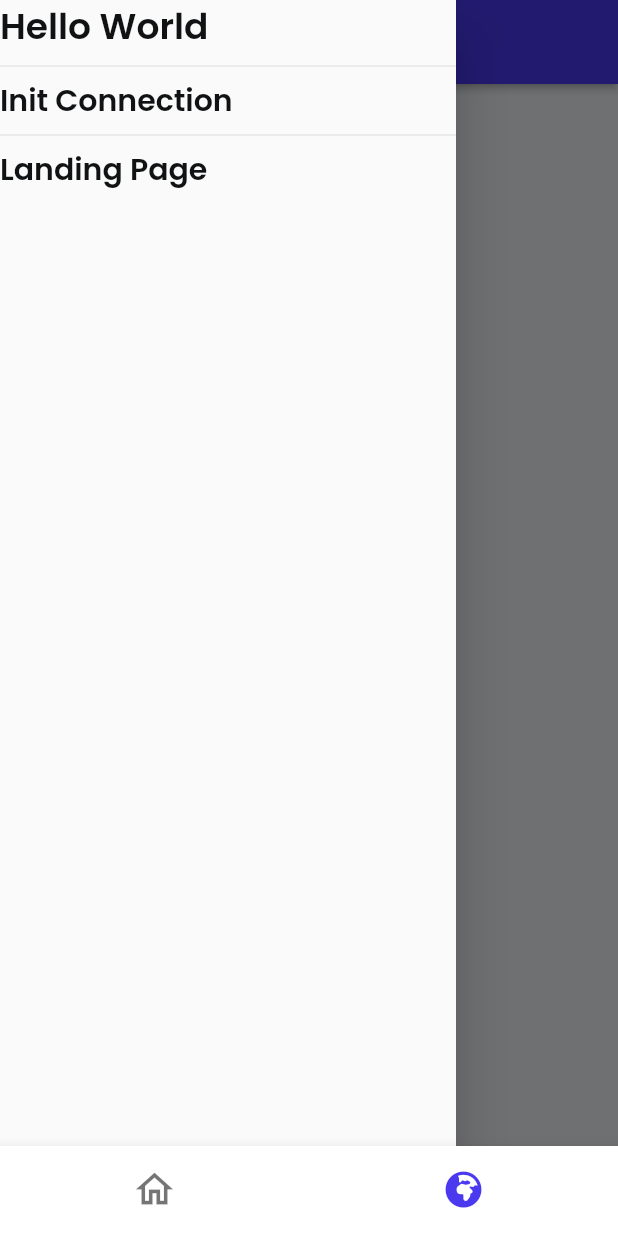
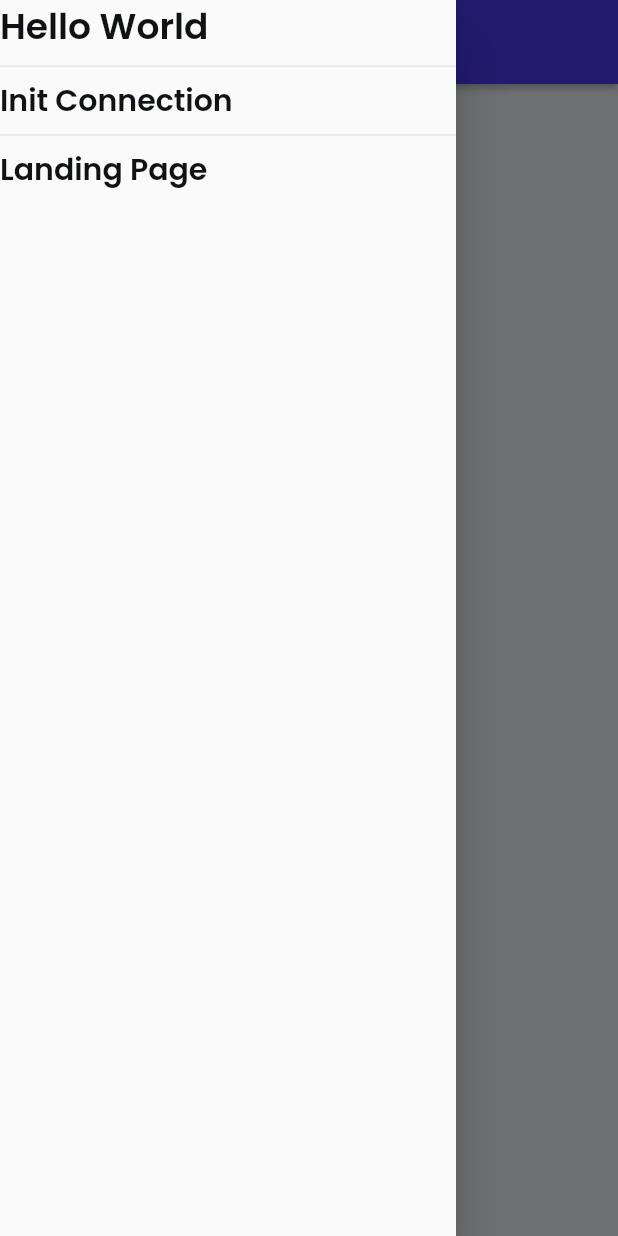
Before and after one commit to sahilkhosla/better-notion-m65hhz, a Flutter app: the screen it shows once a user with an empty profile is signed in, with the side drawer open, on a phone screen of 412 x 824 dp. Run offline on Flutter 3.47's test engine with Material 2 defaults, Android fonts, the phone set to English and light mode, and no system bars; our stand-ins replace auto_size_text, equatable, firebase_auth, firebase_core, firebase_dynamic_links, font_awesome_flutter and 10 more; accounts and stored records are empty.

Commit message:
Updating to latest FlutterFlow output.

```diff
--- a/lib/components/drawer_with_links_widget.dart
+++ b/lib/components/drawer_with_links_widget.dart
@@ -1,3 +1,4 @@
+import '../auth/auth_util.dart';
 import '../flutter_flow/flutter_flow_theme.dart';
 import '../flutter_flow/flutter_flow_util.dart';
 import 'package:flutter/material.dart';
@@ -64,7 +65,7 @@ class _DrawerWithLinksWidgetState extends State<DrawerWithLinksWidget> {
                     'LandingPage',
                     params: {
                       'code': serializeParam(
-                        'drawer',
+                        currentUserDisplayName,
                         ParamType.String,
                       ),
                     }.withoutNulls,
--- a/lib/flutter_flow/nav/nav.dart
+++ b/lib/flutter_flow/nav/nav.dart
@@ -72,23 +72,22 @@ GoRouter createRouter(AppStateNotifier appStateNotifier) => GoRouter(
       debugLogDiagnostics: true,
       refreshListenable: appStateNotifier,
       errorBuilder: (context, _) =>
-          appStateNotifier.loggedIn ? NavBarPage() : LoginWidget(),
+          appStateNotifier.loggedIn ? InitConnectionWidget() : LoginWidget(),
       routes: [
         FFRoute(
           name: '_initialize',
           path: '/',
-          builder: (context, _) =>
-              appStateNotifier.loggedIn ? NavBarPage() : LoginWidget(),
+          builder: (context, _) => appStateNotifier.loggedIn
+              ? InitConnectionWidget()
+              : LoginWidget(),
           routes: [
             FFRoute(
               name: 'LandingPage',
               path: 'landingPage/:code',
               requireAuth: true,
-              builder: (context, params) => params.isEmpty
-                  ? NavBarPage(initialPage: 'LandingPage')
-                  : LandingPageWidget(
-                      code: params.getParam('code', ParamType.String),
-                    ),
+              builder: (context, params) => LandingPageWidget(
+                code: params.getParam('code', ParamType.String),
+              ),
             ),
             FFRoute(
               name: 'Login',
@@ -99,9 +98,7 @@ GoRouter createRouter(AppStateNotifier appStateNotifier) => GoRouter(
               name: 'InitConnection',
               path: 'initConnection',
               requireAuth: true,
-              builder: (context, params) => params.isEmpty
-                  ? NavBarPage(initialPage: 'InitConnection')
-                  : InitConnectionWidget(),
+              builder: (context, params) => InitConnectionWidget(),
             )
           ].map((r) => r.toRoute(appStateNotifier)).toList(),
         ).toRoute(appStateNotifier),
--- a/lib/init_connection/init_connection_widget.dart
+++ b/lib/init_connection/init_connection_widget.dart
@@ -3,9 +3,7 @@ import '../flutter_flow/flutter_flow_icon_button.dart';
 import '../flutter_flow/flutter_flow_theme.dart';
 import '../flutter_flow/flutter_flow_util.dart';
 import 'package:flutter/material.dart';
-import 'package:font_awesome_flutter/font_awesome_flutter.dart';
 import 'package:google_fonts/google_fonts.dart';
-import 'package:share_plus/share_plus.dart';
 
 class InitConnectionWidget extends StatefulWidget {
   const InitConnectionWidget({Key? key}) : super(key: key);
@@ -15,7 +13,6 @@ class InitConnectionWidget extends StatefulWidget {
 }
 
 class _InitConnectionWidgetState extends State<InitConnectionWidget> {
-  String _currentPageLink = '';
   final scaffoldKey = GlobalKey<ScaffoldState>();
 
   @override
@@ -45,7 +42,7 @@ class _InitConnectionWidgetState extends State<InitConnectionWidget> {
           },
         ),
         title: Text(
-          'Init Connection',
+          'Page Title',
           style: FlutterFlowTheme.of(context).title2.override(
                 fontFamily: 'Poppins',
                 color: Colors.white,
@@ -53,7 +50,7 @@ class _InitConnectionWidgetState extends State<InitConnectionWidget> {
               ),
         ),
         actions: [],
-        centerTitle: false,
+        centerTitle: true,
         elevation: 2,
       ),
       body: SafeArea(
@@ -70,40 +67,49 @@ class _InitConnectionWidgetState extends State<InitConnectionWidget> {
                       mainAxisSize: MainAxisSize.max,
                       children: [
                         Expanded(
-                          child: Padding(
-                            padding:
-                                EdgeInsetsDirectional.fromSTEB(0, 15, 0, 15),
+                          child: Text(
+                            'Connect',
+                            textAlign: TextAlign.center,
+                            style:
+                                FlutterFlowTheme.of(context).bodyText1.override(
+                                      fontFamily: 'Poppins',
+                                      fontSize: 28,
+                                      decoration: TextDecoration.underline,
+                                    ),
+                          ),
+                        ),
+                      ],
+                    ),
+                    Row(
+                      mainAxisSize: MainAxisSize.max,
+                      children: [
+                        Expanded(
                           child: InkWell(
                             onTap: () async {
-                                await launchURL(
-                                    'https://api.notion.com/v1/oauth/authorize?client_id=5c658036-db81-4aac-bdcc-e614f0a17753&response_type=code');
+                              context.pushNamed(
+                                'LandingPage',
+                                params: {
+                                  'code': serializeParam(
+                                    'fromInit',
+                                    ParamType.String,
+                                  ),
+                                }.withoutNulls,
+                              );
                             },
                             child: Text(
-                                'Connect',
+                              'Nav',
                               textAlign: TextAlign.center,
                               style: FlutterFlowTheme.of(context)
                                   .bodyText1
                                   .override(
                                     fontFamily: 'Poppins',
+                                    fontSize: 28,
                                     decoration: TextDecoration.underline,
                                   ),
                             ),
                           ),
                         ),
-                        ),
                       ],
-                    ),
-                    InkWell(
-                      onTap: () async {
-                        _currentPageLink =
-                            await generateCurrentPageLink(context);
-
-                        await Share.share(_currentPageLink);
-                      },
-                      child: Text(
-                        'Share',
-                        style: FlutterFlowTheme.of(context).bodyText1,
-                      ),
                     ),
                   ],
                 ),
--- a/lib/main.dart
+++ b/lib/main.dart
@@ -7,8 +7,6 @@ import 'auth/firebase_user_provider.dart';
 import 'flutter_flow/flutter_flow_theme.dart';
 import 'flutter_flow/flutter_flow_util.dart';
 import 'flutter_flow/internationalization.dart';
-import 'package:font_awesome_flutter/font_awesome_flutter.dart';
-import 'package:google_fonts/google_fonts.dart';
 import 'flutter_flow/nav/nav.dart';
 import 'index.dart';
 
@@ -78,77 +76,3 @@ class _MyAppState extends State<MyApp> {
     );
   }
 }
-
-class NavBarPage extends StatefulWidget {
-  NavBarPage({Key? key, this.initialPage, this.page}) : super(key: key);
-
-  final String? initialPage;
-  final Widget? page;
-
-  @override
-  _NavBarPageState createState() => _NavBarPageState();
-}
-
-/// This is the private State class that goes with NavBarPage.
-class _NavBarPageState extends State<NavBarPage> {
-  String _currentPageName = 'InitConnection';
-  late Widget? _currentPage;
-
-  @override
-  void initState() {
-    super.initState();
-    _currentPageName = widget.initialPage ?? _currentPageName;
-    _currentPage = widget.page;
-  }
-
-  @override
-  Widget build(BuildContext context) {
-    final tabs = {
-      'LandingPage': LandingPageWidget(),
-      'InitConnection': InitConnectionWidget(),
-    };
-    final currentIndex = tabs.keys.toList().indexOf(_currentPageName);
-    return Scaffold(
-      body: _currentPage ?? tabs[_currentPageName],
-      bottomNavigationBar: BottomNavigationBar(
-        currentIndex: currentIndex,
-        onTap: (i) => setState(() {
-          _currentPage = null;
-          _currentPageName = tabs.keys.toList()[i];
-        }),
-        backgroundColor: Colors.white,
-        selectedItemColor: FlutterFlowTheme.of(context).primaryColor,
-        unselectedItemColor: Color(0x8A000000),
-        showSelectedLabels: false,
-        showUnselectedLabels: false,
-        type: BottomNavigationBarType.fixed,
-        items: <BottomNavigationBarItem>[
-          BottomNavigationBarItem(
-            icon: Icon(
-              Icons.home_outlined,
-              size: 30,
-            ),
-            activeIcon: Icon(
-              Icons.home,
-              size: 24,
-            ),
-            label: 'Home',
-            tooltip: '',
-          ),
-          BottomNavigationBarItem(
-            icon: FaIcon(
-              FontAwesomeIcons.globeAsia,
-              size: 24,
-            ),
-            activeIcon: FaIcon(
-              FontAwesomeIcons.globeAfrica,
-              size: 24,
-            ),
-            label: 'Home',
-            tooltip: '',
-          )
-        ],
-      ),
-    );
-  }
-}
```
Also changed, not shown: lib/landing_page/landing_page_widget.dart (+4 -16 lines). Lines whose indentation alone changed are shown as unchanged.
